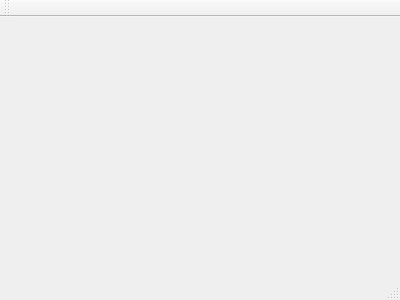
Before: the Qt Designer form mainwindow.ui in warxander/EyeRescue, drawn with Qt 5.
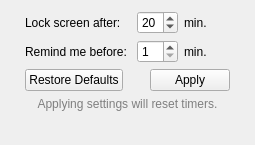
After: the same form once the commit is applied. Icons and pictures are not drawn.

What changed in the file:
```diff
--- a/mainwindow.ui
+++ b/mainwindow.ui
@@ -1,24 +1,203 @@
 <ui version="4.0">
  <class>MainWindow</class>
- <widget class="QMainWindow" name="MainWindow" >
-  <property name="geometry" >
+ <widget class="QMainWindow" name="MainWindow">
+  <property name="geometry">
    <rect>
     <x>0</x>
     <y>0</y>
-    <width>400</width>
-    <height>300</height>
+    <width>255</width>
+    <height>145</height>
    </rect>
   </property>
   <property name="windowTitle" >
    <string>MainWindow</string>
   </property>
-  <widget class="QMenuBar" name="menuBar" />
-  <widget class="QToolBar" name="mainToolBar" />
-  <widget class="QWidget" name="centralWidget" />
-  <widget class="QStatusBar" name="statusBar" />
+  <property name="windowIcon">
+   <iconset resource="resources.qrc">
+    <normaloff>:/icons/logo</normaloff>:/icons/logo</iconset>
+  </property>
+  <widget class="QWidget" name="centralWidget">
+   <layout class="QVBoxLayout" name="verticalLayout_5">
+    <item>
+     <layout class="QHBoxLayout" name="horizontalLayout_4">
+      <item>
+       <spacer name="horizontalSpacer_3">
+        <property name="orientation">
+         <enum>Qt::Horizontal</enum>
+        </property>
+        <property name="sizeHint" stdset="0">
+         <size>
+          <width>32</width>
+          <height>17</height>
+         </size>
+        </property>
+       </spacer>
+      </item>
+      <item>
+       <layout class="QVBoxLayout" name="verticalLayout_4">
+        <item>
+         <layout class="QHBoxLayout" name="horizontalLayout_3">
+          <item>
+           <layout class="QVBoxLayout" name="verticalLayout">
+            <item>
+             <widget class="QLabel" name="label">
+              <property name="text">
+               <string>Lock screen after: </string>
+              </property>
+              <property name="alignment">
+               <set>Qt::AlignLeading|Qt::AlignLeft|Qt::AlignVCenter</set>
+              </property>
+             </widget>
+            </item>
+            <item>
+             <widget class="QLabel" name="label_3">
+              <property name="text">
+               <string>Remind me before: </string>
+              </property>
+              <property name="alignment">
+               <set>Qt::AlignLeading|Qt::AlignLeft|Qt::AlignVCenter</set>
+              </property>
+             </widget>
+            </item>
+           </layout>
+          </item>
+          <item>
+           <layout class="QVBoxLayout" name="verticalLayout_2">
+            <item>
+             <widget class="QSpinBox" name="lockScreenSpinBox">
+              <property name="minimum">
+               <number>1</number>
+              </property>
+              <property name="maximum">
+               <number>30</number>
+              </property>
+              <property name="value">
+               <number>20</number>
+              </property>
+             </widget>
+            </item>
+            <item>
+             <widget class="QSpinBox" name="remindSpinBox">
+              <property name="minimum">
+               <number>1</number>
+              </property>
+              <property name="maximum">
+               <number>30</number>
+              </property>
+             </widget>
+            </item>
+           </layout>
+          </item>
+          <item>
+           <layout class="QVBoxLayout" name="verticalLayout_3">
+            <item>
+             <layout class="QHBoxLayout" name="horizontalLayout">
+              <item>
+               <widget class="QLabel" name="label_2">
+                <property name="text">
+                 <string>min.</string>
+                </property>
+               </widget>
+              </item>
+              <item>
+               <spacer name="horizontalSpacer">
+                <property name="orientation">
+                 <enum>Qt::Horizontal</enum>
+                </property>
+                <property name="sizeHint" stdset="0">
+                 <size>
+                  <width>40</width>
+                  <height>20</height>
+                 </size>
+                </property>
+               </spacer>
+              </item>
+             </layout>
+            </item>
+            <item>
+             <layout class="QHBoxLayout" name="horizontalLayout_2">
+              <item>
+               <widget class="QLabel" name="label_4">
+                <property name="text">
+                 <string>min.</string>
+                </property>
+               </widget>
+              </item>
+              <item>
+               <spacer name="horizontalSpacer_2">
+                <property name="orientation">
+                 <enum>Qt::Horizontal</enum>
+                </property>
+                <property name="sizeHint" stdset="0">
+                 <size>
+                  <width>40</width>
+                  <height>20</height>
+                 </size>
+                </property>
+               </spacer>
+              </item>
+             </layout>
+            </item>
+           </layout>
+          </item>
+         </layout>
+        </item>
+        <item>
+         <widget class="QDialogButtonBox" name="buttonBox">
+          <property name="standardButtons">
+           <set>QDialogButtonBox::Apply|QDialogButtonBox::RestoreDefaults</set>
+          </property>
+         </widget>
+        </item>
+        <item>
+         <widget class="QLabel" name="label_5">
+          <property name="styleSheet">
+           <string notr="true">color: rgb(127, 127, 127);</string>
+          </property>
+          <property name="text">
+           <string>Applying settings will reset timers.</string>
+          </property>
+          <property name="alignment">
+           <set>Qt::AlignCenter</set>
+          </property>
+         </widget>
+        </item>
+       </layout>
+      </item>
+      <item>
+       <spacer name="horizontalSpacer_4">
+        <property name="orientation">
+         <enum>Qt::Horizontal</enum>
+        </property>
+        <property name="sizeHint" stdset="0">
+         <size>
+          <width>32</width>
+          <height>17</height>
+         </size>
+        </property>
+       </spacer>
+      </item>
+     </layout>
+    </item>
+    <item>
+     <spacer name="verticalSpacer">
+      <property name="orientation">
+       <enum>Qt::Vertical</enum>
+      </property>
+      <property name="sizeHint" stdset="0">
+       <size>
+        <width>20</width>
+        <height>15</height>
+       </size>
+      </property>
+     </spacer>
+    </item>
+   </layout>
+  </widget>
  </widget>
- <layoutDefault spacing="6" margin="11" />
- <pixmapfunction></pixmapfunction>
- <resources/>
+ <layoutdefault spacing="6" margin="11"/>
+ <resources>
+  <include location="resources.qrc"/>
+ </resources>
  <connections/>
 </ui>
```
Left out of the diff: 5 changed lines with no effect on the pictures.
